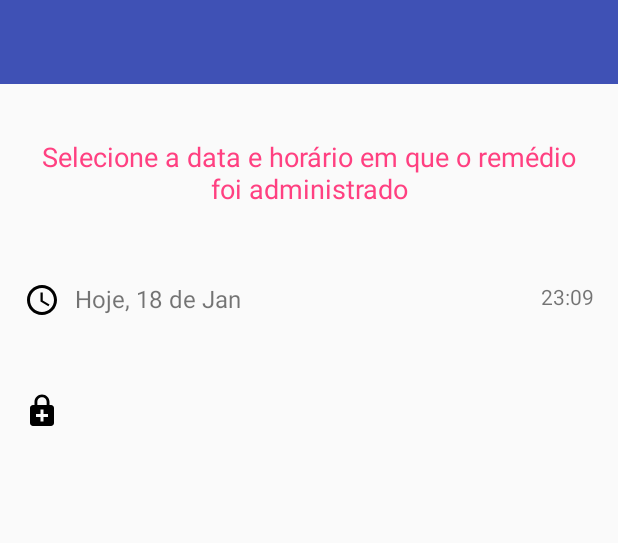
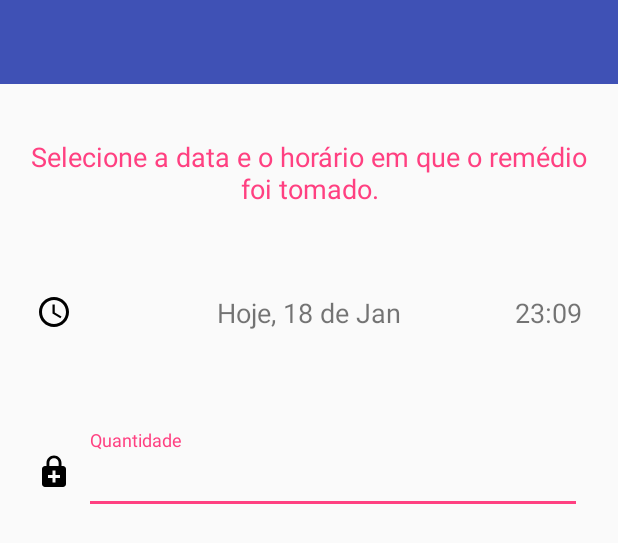
Before and after one commit to thalessn/MedAlarm, an Android app: the layout activity_adicionar_dose.xml on its own in the app's theme, with its tools: preview values and no code run, on a phone screen of 412 x 824 dp. Shown: the top 543 px of the screen. Run offline under Robolectric (Android 15) with nearby library versions, the phone set to English and light mode, and no system bars.

Commit message:
Finalizado o módulo de Adicionar Dose

```diff
--- a/app/build.gradle
+++ b/app/build.gradle
@@ -2,7 +2,7 @@ apply plugin: 'com.android.application'
 
 android {
     compileSdkVersion 25
-    buildToolsVersion "25.0.2"
+    buildToolsVersion "26.0.2"
     defaultConfig {
         applicationId "com.gmail.thales_silva_nascimento.alarmmed"
         minSdkVersion 14
--- a/app/src/main/AndroidManifest.xml
+++ b/app/src/main/AndroidManifest.xml
@@ -61,7 +61,7 @@
         <activity android:name=".activity.MedicamentoDetalhe" />
         <activity android:name=".activity.LembreteCompraRemedio" />
         <activity
-            android:name=".adicionarDose"
+            android:name=".activity.adicionarDose"
             android:label="@string/title_activity_adicionar_dose"
             android:theme="@style/AppTheme"></activity>
     </application>
--- a/app/src/main/java/com/gmail/thales_silva_nascimento/alarmmed/TelaAlarme.java
+++ b/app/src/main/java/com/gmail/thales_silva_nascimento/alarmmed/TelaAlarme.java
@@ -14,7 +14,6 @@ import android.support.v7.widget.Toolbar;
 import android.util.Log;
 import android.view.Menu;
 import android.view.MenuItem;
-import android.view.View;
 import android.view.WindowManager;
 import android.widget.Button;
 import android.widget.Toast;
@@ -104,7 +103,7 @@ public class TelaAlarme extends AppCompatActivity {
 
         //Busca o objeto horario no banco
         horarioController = HorarioController.getInstance(TelaAlarme.this);
-        Horario horario = horarioController.buscarHorario(idHorario);
+        Horario horario = horarioController.buscarHorarioPorId(idHorario);
 
         //AlarmeController
         AlarmeController alarmeController = new AlarmeController(TelaAlarme.this);
@@ -203,7 +202,7 @@ public class TelaAlarme extends AppCompatActivity {
 
         //Busca o objeto horario no banco
         horarioController = HorarioController.getInstance(TelaAlarme.this);
-        Horario horario = horarioController.buscarHorario(idHorario);
+        Horario horario = horarioController.buscarHorarioPorId(idHorario);
 
         //AlarmeController
         AlarmeController alarmeController = new AlarmeController(TelaAlarme.this);
--- a/app/src/main/java/com/gmail/thales_silva_nascimento/alarmmed/activity/MainActivity.java
+++ b/app/src/main/java/com/gmail/thales_silva_nascimento/alarmmed/activity/MainActivity.java
@@ -5,6 +5,7 @@ import android.os.Bundle;
 import android.support.design.widget.FloatingActionButton;
 import android.support.v4.app.Fragment;
 import android.support.v4.app.FragmentTransaction;
+import android.util.Log;
 import android.view.View;
 import android.support.design.widget.NavigationView;
 import android.support.v4.view.GravityCompat;
@@ -43,6 +44,8 @@ public class MainActivity extends AppCompatActivity
         setContentView(R.layout.activity_main);
         Toolbar toolbar = (Toolbar) findViewById(R.id.toolbar);
         setSupportActionBar(toolbar);
+        getSupportActionBar().setDisplayShowTitleEnabled(true);
+        getSupportActionBar().setTitle("AlarmMed");
 
         //Adiciona o evento onlick no Floating Button (Botão mais da Tela)
         fab = (FloatingActionButton) findViewById(R.id.fab);
@@ -53,6 +56,7 @@ public class MainActivity extends AppCompatActivity
                 Fragment currentfragment = getSupportFragmentManager().findFragmentById(R.id.content_main);
                 //A tag do Frament atual
                 String tag = currentfragment.getTag();
+                Log.v("Tag", tag);
                 switch (tag){
                     case "fragReceita":
                         Intent receita = new Intent(view.getContext(), receitaCadastro.class);
--- a/app/src/main/java/com/gmail/thales_silva_nascimento/alarmmed/activity/activity_medicoCadastro.java
+++ b/app/src/main/java/com/gmail/thales_silva_nascimento/alarmmed/activity/activity_medicoCadastro.java
@@ -126,7 +126,6 @@ public class activity_medicoCadastro extends AppCompatActivity implements Adapte
 
             }
         });
-
 
         Intent intent = getIntent();
         if (intent != null) {
--- a/app/src/main/java/com/gmail/thales_silva_nascimento/alarmmed/dao/HorarioDAO.java
+++ b/app/src/main/java/com/gmail/thales_silva_nascimento/alarmmed/dao/HorarioDAO.java
@@ -73,7 +73,6 @@ public class HorarioDAO {
         if(cursor == null){
             return null;
         }
-
         if(cursor.moveToFirst()){
             try{
                 String h = cursor.getString(HORARIO_INDEX);
@@ -86,6 +85,7 @@ public class HorarioDAO {
         }
         return null;
     }
+
 
     public Map<String,Long> listarTodosHorarios(){
         Map<String, Long> horarios = new HashMap<String, Long>();
--- a/app/src/main/res/layout/activity_adicionar_dose.xml
+++ b/app/src/main/res/layout/activity_adicionar_dose.xml
@@ -4,12 +4,15 @@
     android:layout_height="match_parent"
     xmlns:app="http://schemas.android.com/apk/res-auto">
 
-    <android.support.v7.widget.Toolbar
+    <android.support.v7.widget.Toolbar xmlns:android="http://schemas.android.com/apk/res/android"
+        xmlns:app="http://schemas.android.com/apk/res-auto"
         android:id="@+id/toolbar"
         android:layout_width="match_parent"
-        android:layout_height="?attr/actionBarSize"
+        android:layout_height="wrap_content"
+        android:layout_alignParentTop="true"
         android:background="?attr/colorPrimary"
-        app:popupTheme="@style/AppTheme.PopupOverlay" />
+        android:minHeight="?attr/actionBarSize"
+        app:theme="@style/ThemeOverlay.AppCompat.Dark"></android.support.v7.widget.Toolbar>
 
 
     <LinearLayout
@@ -22,30 +25,31 @@
             android:layout_marginTop="20dp"
             android:layout_width="wrap_content"
             android:layout_height="wrap_content"
-            android:text="Selecione a data e horário em que o remédio foi administrado"
+            android:text="Selecione a data e o horário em que o remédio foi tomado."
             android:textSize="18sp"
             android:textAlignment="center"
             android:textColor="@color/colorAccent"/>
         <RelativeLayout
+            android:padding="8dp"
             android:layout_marginTop="50dp"
             android:layout_width="match_parent"
             android:layout_height="wrap_content"
             android:orientation="horizontal">
 
             <ImageView
-
                 android:id="@+id/imgRelogio"
                 android:layout_width="wrap_content"
                 android:layout_height="wrap_content"
                 android:src="@drawable/ic_relogio" />
+
             <TextView
                 android:id="@+id/tvDataDose"
                 android:layout_width="wrap_content"
                 android:layout_height="wrap_content"
-                android:textSize="16sp"
-                android:layout_marginLeft="10dp"
-                android:layout_toRightOf="@id/imgRelogio"
-                android:text="Hoje, 18 de Jan" />
+                android:layout_alignParentTop="true"
+                android:layout_centerHorizontal="true"
+                android:text="Hoje, 18 de Jan"
+                android:textSize="18sp" />
             <TextView
                 android:id="@+id/tvHorarioDose"
                 android:layout_gravity="center"
@@ -53,43 +57,44 @@
                 android:layout_height="wrap_content"
                 android:layout_alignParentEnd="true"
                 android:layout_alignParentRight="true"
+                android:textSize="18sp"
                 android:text="23:09" />
         </RelativeLayout>
 
-        <RelativeLayout
+        <LinearLayout
+            android:padding="8dp"
             android:layout_marginTop="50dp"
             android:layout_width="match_parent"
             android:layout_height="wrap_content">
+
             <ImageView
                 android:id="@+id/imgRemedioDose"
                 android:layout_width="wrap_content"
                 android:layout_height="wrap_content"
+                android:layout_gravity="center"
                 android:src="@drawable/ic_enhanced_encryption"/>
 
             <android.support.design.widget.TextInputLayout
-                android:layout_toRightOf="@+id/imgRemedioDose"
                 android:id="@+id/inputLayoutNome"
-                android:layout_width="0dp"
+                android:layout_width="match_parent"
                 android:layout_height="wrap_content"
-                android:layout_marginLeft="24dp"
-                android:layout_weight="0.85">
+                android:layout_marginLeft="8dp">
 
                 <android.support.design.widget.TextInputEditText
-                    android:id="@+id/medicoNome"
-                    android:layout_width="0dp"
+                    android:id="@+id/qtdDose"
+                    android:layout_width="match_parent"
                     android:layout_height="wrap_content"
-                    android:hint="Nome do Médico"
-                    android:inputType="textPersonName"
-                    android:textSize="20sp">
+                    android:hint="Quantidade"
+                    android:inputType="textPersonName|number"
+                    android:textSize="18sp">
 
                 </android.support.design.widget.TextInputEditText>
 
 
             </android.support.design.widget.TextInputLayout>
-        </RelativeLayout>
+        </LinearLayout>
 
 
     </LinearLayout>
 
-
 </RelativeLayout>
--- a/app/src/main/res/layout/activity_medicamento_detalhe.xml
+++ b/app/src/main/res/layout/activity_medicamento_detalhe.xml
@@ -54,6 +54,7 @@
         android:layout_above="@+id/btnAddDose">
 
         <LinearLayout
+            android:padding="8dp"
             android:layout_width="match_parent"
             android:layout_height="wrap_content"
             android:orientation="vertical">
--- a/build.gradle
+++ b/build.gradle
@@ -5,7 +5,7 @@ buildscript {
         jcenter()
     }
     dependencies {
-        classpath 'com.android.tools.build:gradle:2.3.3'
+        classpath 'com.android.tools.build:gradle:3.0.1'
 
         // NOTE: Do not place your application dependencies here; they belong
         // in the individual module build.gradle files
```
Also changed, not shown: app/src/main/java/com/gmail/thales_silva_nascimento/alarmmed/ItemAlarmeAdapter.java (+10 -12 lines), app/src/main/java/com/gmail/thales_silva_nascimento/alarmmed/activity/MedicamentoDetalhe.java (+6 -5 lines), app/src/main/java/com/gmail/thales_silva_nascimento/alarmmed/activity/adicionarDose.java (added, +308 -0 lines), app/src/main/java/com/gmail/thales_silva_nascimento/alarmmed/adicionarDose.java (deleted, +0 -33 lines), app/src/main/java/com/gmail/thales_silva_nascimento/alarmmed/controller/HorarioController.java (+15 -1 lines), app/src/main/java/com/gmail/thales_silva_nascimento/alarmmed/model/ItemAlarme.java (+12 -1 lines), gradle/wrapper/gradle-wrapper.properties.
